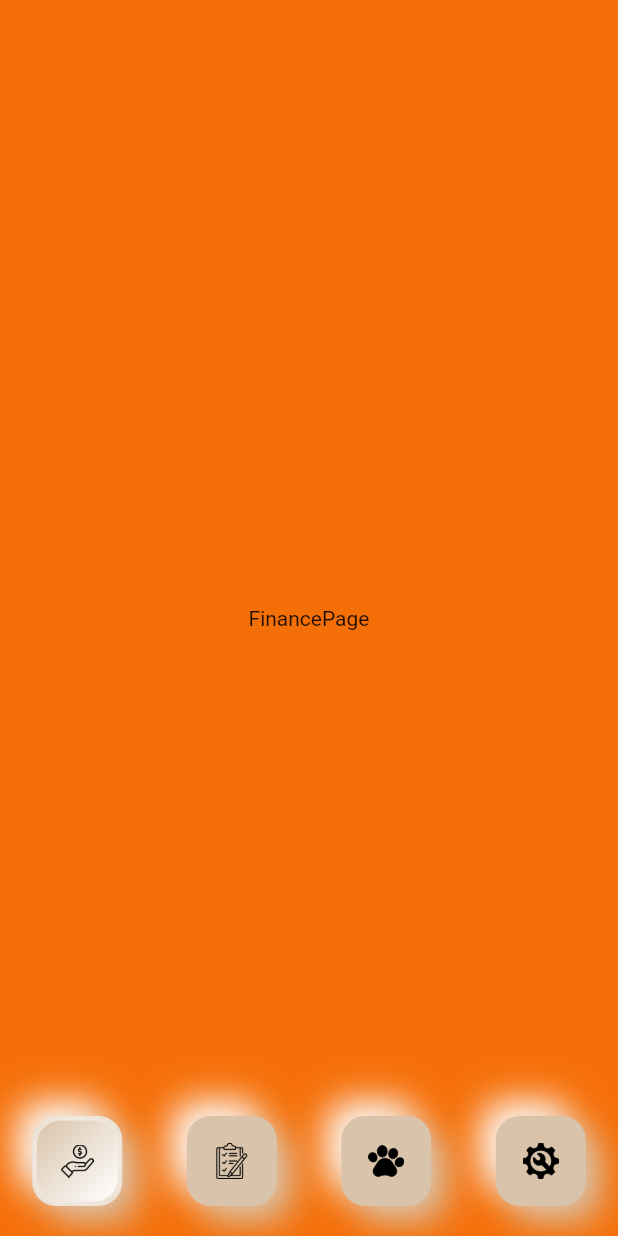
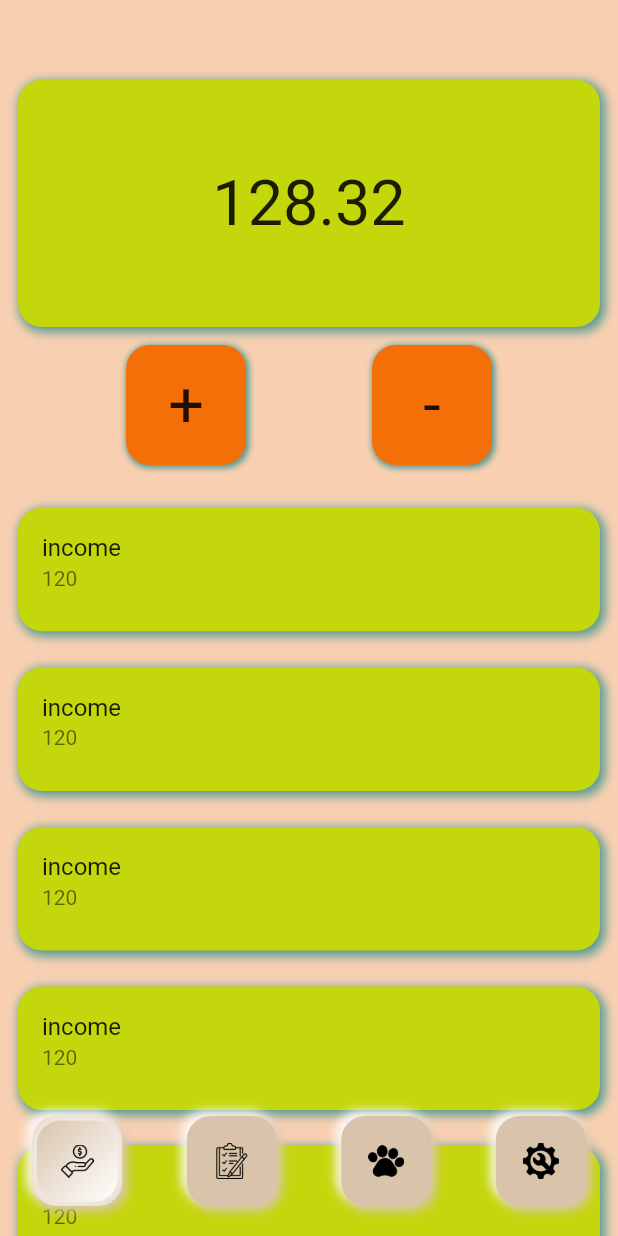
Before and after one commit to denissavishchev/young_journal, a Flutter app: the screen it shows after launch, on a phone screen of 412 x 824 dp. Run offline on Flutter 3.47's test engine with Material 2 defaults, Android fonts, the phone set to English and light mode, and no system bars.

Commit message:
finance page start

```diff
--- a/lib/pages/finance_page.dart
+++ b/lib/pages/finance_page.dart
@@ -1,15 +1,79 @@
 import 'package:flutter/material.dart';
 import 'package:young_journal/constants.dart';
+
+import '../widgets/basic_container_widget.dart';
 
 class FinancePage extends StatelessWidget {
   const FinancePage({Key? key}) : super(key: key);
 
   @override
   Widget build(BuildContext context) {
+    Size size = MediaQuery.of(context).size;
     return Scaffold(
-      backgroundColor: orange,
-      body: Center(
-          child: Text('FinancePage')
+      backgroundColor: orange.withOpacity(0.3),
+      body: Column(
+        children: [
+          SizedBox(height: size.height * 0.05),
+          const BasicContainerWidget(
+            height: 0.2,
+            color: green,
+            child: Center(child: Text('128.32', style: TextStyle(fontSize: 42),)),
+          ),
+          Row(
+            mainAxisAlignment: MainAxisAlignment.spaceEvenly,
+            children: [
+              Container(
+                width: 80,
+                height: 80,
+                decoration: const BoxDecoration(
+                    color: orange,
+                    borderRadius: BorderRadius.all(Radius.circular(16)),
+                    boxShadow: [
+                      BoxShadow(
+                        color: blue,
+                        blurRadius: 3,
+                        spreadRadius: 1,
+                        offset: Offset(1, 1),
+                      )
+                    ]),
+                child: Center(child: Text('+', style: TextStyle(fontSize: 42),)),
+              ),
+              Container(
+                width: 80,
+                height: 80,
+                decoration: const BoxDecoration(
+                    color: orange,
+                    borderRadius: BorderRadius.all(Radius.circular(16)),
+                    boxShadow: [
+                      BoxShadow(
+                        color: blue,
+                        blurRadius: 3,
+                        spreadRadius: 1,
+                        offset: Offset(1, 1),
+                      )
+                    ]),
+                child: Center(child: Text('-', style: TextStyle(fontSize: 42),)),
+              ),
+
+            ],
+          ),
+          SizedBox(height: size.height * 0.02,),
+          Expanded(
+            child: ListView.builder(
+              itemCount: 100,
+                padding: const EdgeInsets.only(bottom: 100),
+                itemBuilder: (context, index) {
+                  return const BasicContainerWidget(
+                    height: 0.1,
+                    color: green,
+                    child: ListTile(
+                      title: Text('income'),
+                      subtitle: Text('120'),
+                    ),
+                  );
+                }),
+          ),
+        ],
       ),
     );
   }
--- a/lib/pages/home_page.dart
+++ b/lib/pages/home_page.dart
@@ -59,13 +59,13 @@ class HomePage extends StatelessWidget {
                                 boxShadow: [
                                   BoxShadow(
                                       color: Colors.white,
-                                      blurRadius: 20,
-                                      offset: Offset(-10, -10)
+                                      blurRadius: 5,
+                                      offset: Offset(-3, -3)
                                   ),
                                   BoxShadow(
                                       color: grey,
-                                      blurRadius: 20,
-                                      offset: Offset(10, 10)
+                                      blurRadius: 5,
+                                      offset: Offset(3, 3)
                                   ),
                                 ]
                             ),
--- /dev/null
+++ b/lib/widgets/basic_container_widget.dart
@@ -0,0 +1,37 @@
+import 'package:flutter/material.dart';
+
+import '../constants.dart';
+
+class BasicContainerWidget extends StatelessWidget {
+  const BasicContainerWidget({super.key,
+    required this.height,
+    required this.color,
+    required this.child,});
+
+  final double height;
+  final Color color;
+  final Widget child;
+
+  @override
+  Widget build(BuildContext context) {
+    Size size = MediaQuery.of(context).size;
+    return Container(
+      margin: const EdgeInsets.all(12),
+      width: size.width,
+      height: size.height * height,
+      decoration: BoxDecoration(
+          color: color,
+          borderRadius: const BorderRadius.all(Radius.circular(16)),
+          boxShadow: const[
+            BoxShadow(
+              color: blue,
+              blurRadius: 5,
+              spreadRadius: 1,
+              offset: Offset(2, 2),
+            )
+          ]
+      ),
+      child: child,
+    );
+  }
+}
```
